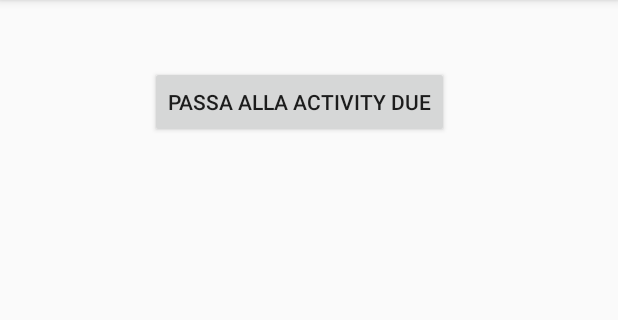
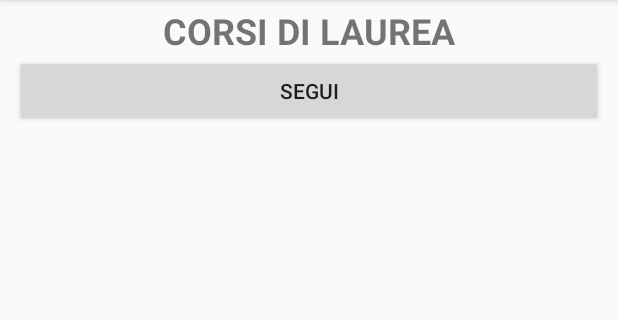
Before and after one commit to ArriKing/NavigationDrawerTutorial, an Android app: the screen it shows after launch (MainActivity), in the side drawer, after a tap on "Gallery", on a phone screen of 412 x 824 dp, the part 84-404 px from its top. Run offline under Robolectric (Android 15) with nearby library versions, the phone set to English and light mode, and no system bars.

Commit message:
Ultime aggiunte

```diff
--- a/app/src/main/java/com/example/marco/navigationdrawertutorial/MainFragment.java
+++ b/app/src/main/java/com/example/marco/navigationdrawertutorial/BachecaFragment.java
@@ -1,7 +1,5 @@
 package com.example.marco.navigationdrawertutorial;
 
-
-import android.app.Activity;
 import android.content.Intent;
 import android.os.Bundle;
 import android.support.v4.app.Fragment;
@@ -9,19 +7,14 @@ import android.view.LayoutInflater;
 import android.view.View;
 import android.view.ViewGroup;
 import android.widget.Button;
-import android.widget.EditText;
-
-import static android.R.id.message;
-
 
 /**
- * A simple {@link Fragment} subclass.
+ * Created by Marco on 17/05/2017.
  */
-public class MainFragment extends Fragment {
-    ///////////////////////////////////
 
-///////////////////////////////////////////////////////
-    public MainFragment() {
+public class BachecaFragment extends Fragment {
+
+    public BachecaFragment() {
         // Required empty public constructor
     }
 
@@ -30,20 +23,19 @@ public class MainFragment extends Fragment {
     public View onCreateView(LayoutInflater inflater, ViewGroup container,
                              Bundle savedInstanceState) {
         // Inflate the layout for this fragment
-        View v = inflater.inflate(R.layout.fragment_main, container, false);
+        View v = inflater.inflate(R.layout.fragment_bacheca, container, false);
 
-        Button newPage = (Button)v.findViewById(R.id.button1);
-        newPage.setOnClickListener(new View.OnClickListener() {
+       // Button newPage = (Button)v.findViewById(R.id.button1);
+       /* newPage.setOnClickListener(new View.OnClickListener() {
 
             @Override
             public void onClick(View v) {
                 Intent intent = new Intent(getActivity(), ProvaActivity.class);
-               // intent.putExtra("message", message);
+                // intent.putExtra("message", message);
                 //getActivity().startActivity(intent);
                 startActivity(intent);
             }
-        });
+        });*/
         return v;
     }
-
 }
--- a/app/src/main/java/com/example/marco/navigationdrawertutorial/GalleryFragment.java
+++ b/app/src/main/java/com/example/marco/navigationdrawertutorial/ClassFragment.java
@@ -12,27 +12,24 @@ import android.view.ViewGroup;
 import android.widget.AdapterView;
 import android.widget.Button;
 import android.widget.CheckBox;
-import android.widget.CompoundButton;
-import android.widget.EditText;
 import android.widget.Spinner;
-import android.widget.Toast;
-
-import static java.lang.Boolean.TRUE;
 
 
 /**
  * A simple {@link Fragment} subclass.
  */
-public class GalleryFragment extends DialogFragment {
+public class ClassFragment extends DialogFragment {
     private String BOT;
     private String EOT;
     private int A,B,C,All;
     Activity context;
+
+    //CREARE UN FRAGMENT
     public View onCreateView(LayoutInflater inflater, ViewGroup container,
                              Bundle savedInstanceState) {
         context=getActivity();
         //Inflate the layout for this fragment
-        return inflater.inflate(R.layout.fragment_gallery, container, false);
+        return inflater.inflate(R.layout.fragment_class, container, false);
     }
 //VARIABILI GLOBALI PER SALVARE IL VALORE SELEZIONATO NELLO SPINNER
     private void tempo_inizio(String t){
--- a/app/src/main/java/com/example/marco/navigationdrawertutorial/MainActivity.java
+++ b/app/src/main/java/com/example/marco/navigationdrawertutorial/MainActivity.java
@@ -1,9 +1,6 @@
 package com.example.marco.navigationdrawertutorial;
 
 import android.os.Bundle;
-import android.support.design.widget.FloatingActionButton;
-import android.support.design.widget.Snackbar;
-import android.view.View;
 import android.support.design.widget.NavigationView;
 import android.support.v4.view.GravityCompat;
 import android.support.v4.widget.DrawerLayout;
@@ -26,7 +23,7 @@ public class MainActivity extends AppCompatActivity
         setContentView(R.layout.activity_main);
 
         //set the fragment initially
-        MainFragment fragment =new MainFragment();
+        ClassFragment fragment =new ClassFragment();
         android.support.v4.app.FragmentTransaction fragmentTransaction = getSupportFragmentManager().beginTransaction();
         fragmentTransaction.replace(R.id.fragment_container, fragment);
         fragmentTransaction.commit();
@@ -93,13 +90,13 @@ public class MainActivity extends AppCompatActivity
 
         if (id == R.id.nav_camera) {
                 //set the fragment initially
-                GalleryFragment fragment =new GalleryFragment();
+                ClassFragment fragment =new ClassFragment();
                 android.support.v4.app.FragmentTransaction fragmentTransaction = getSupportFragmentManager().beginTransaction();
                 fragmentTransaction.replace(R.id.fragment_container, fragment);
                 fragmentTransaction.commit();
         } else if (id == R.id.nav_gallery) {
                 //set the fragment initially
-                MainFragment fragment =new MainFragment();
+                BachecaFragment fragment =new BachecaFragment();
                 android.support.v4.app.FragmentTransaction fragmentTransaction = getSupportFragmentManager().beginTransaction();
                 fragmentTransaction.replace(R.id.fragment_container, fragment);
                 fragmentTransaction.commit();
--- a/app/src/main/res/layout/activity_time_choice.xml
+++ b/app/src/main/res/layout/activity_time_choice.xml
@@ -10,7 +10,7 @@
     android:paddingLeft="16dp"
     android:paddingRight="16dp"
     android:paddingTop="50dp"
-    tools:context="com.example.marco.navigationdrawertutorial.MainFragment">
+    tools:context="com.example.marco.navigationdrawertutorial.BachecaFragment">
 
     <TextView
         style="@style/CustomTextView"
--- /dev/null
+++ b/app/src/main/res/layout/fragment_bacheca.xml
@@ -0,0 +1,31 @@
+<?xml version="1.0" encoding="utf-8"?>
+<LinearLayout xmlns:android="http://schemas.android.com/apk/res/android"
+    xmlns:tools="http://schemas.android.com/tools"
+    android:layout_width="match_parent"
+    android:layout_height="match_parent"
+    android:layout_marginTop="50dp"
+    android:orientation="vertical"
+    android:padding="10dp"
+    tools:context="com.example.marco.navigationdrawertutorial.BachecaFragment">
+
+    <TextView
+        android:id="@+id/textView6"
+        android:layout_width="match_parent"
+        android:layout_height="wrap_content"
+        android:gravity="center"
+        android:text="CORSI DI LAUREA"
+        android:textSize="24sp"
+        android:textStyle="bold" />
+
+    <Button
+        android:layout_width="match_parent"
+        android:layout_height="wrap_content"
+        android:text="SEGUI"/>
+
+    <ListView
+        android:id="@+id/lista_corsi"
+        android:layout_width="match_parent"
+        android:layout_height="wrap_content"></ListView>
+
+
+</LinearLayout>
--- a/app/src/main/res/layout/fragment_gallery.xml
+++ b/app/src/main/res/layout/fragment_class.xml
@@ -3,7 +3,7 @@
     android:layout_width="match_parent"
     android:layout_height="match_parent"
 
-    tools:context="com.example.marco.navigationdrawertutorial.GalleryFragment">
+    tools:context="com.example.marco.navigationdrawertutorial.ClassFragment">
 
     <LinearLayout
         android:layout_width="wrap_content"
--- a/app/src/main/res/layout/fragment_main.xml
+++ /dev/null
@@ -1,26 +0,0 @@
-<?xml version="1.0" encoding="utf-8"?>
-<LinearLayout xmlns:android="http://schemas.android.com/apk/res/android"
-    android:orientation="vertical" android:layout_width="fill_parent"
-    android:layout_height="fill_parent">
-
-<LinearLayout
-    android:layout_width="wrap_content"
-    android:layout_height="wrap_content"
-    android:layout_marginTop="100dp"
-    android:layout_marginLeft="100dp"
-    android:orientation="vertical">
-
-  <Button
-      android:id="@+id/button1"
-      android:layout_width="wrap_content"
-      android:layout_height="wrap_content"
-
-      android:layout_gravity="center"
-      android:text="Passa alla activity due">
-
-  </Button>
-
-
-</LinearLayout>
-
-</LinearLayout>
```
Also changed, not shown: app/src/main/java/com/example/marco/navigationdrawertutorial/ActivityCommunicator.java (deleted, +0 -9 lines), app/src/main/java/com/example/marco/navigationdrawertutorial/Corsi.java (added, +44 -0 lines), app/src/main/res/drawable/logo_unibg.png (added).
